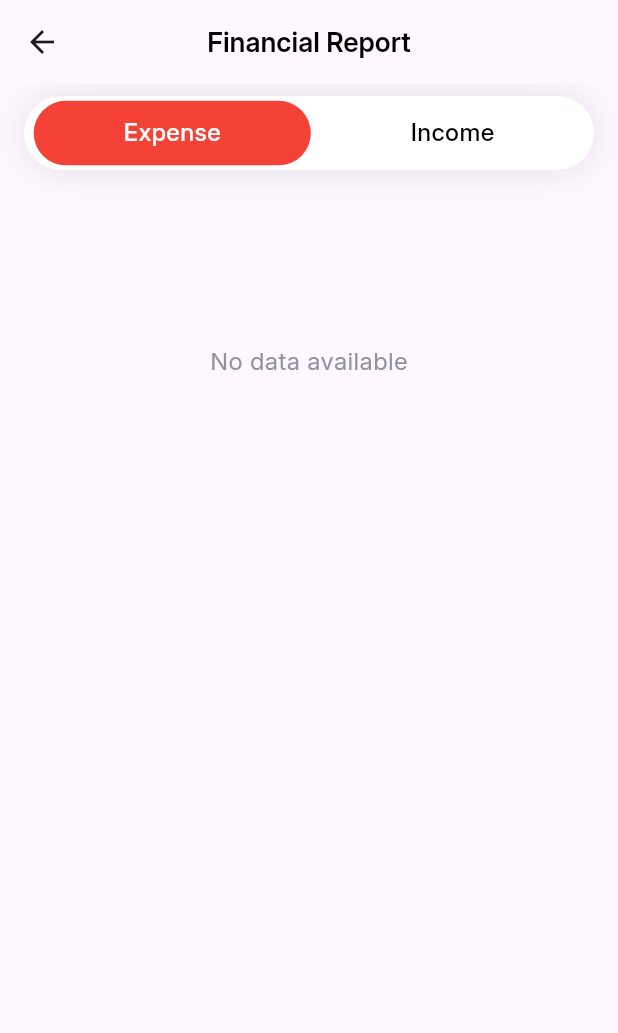
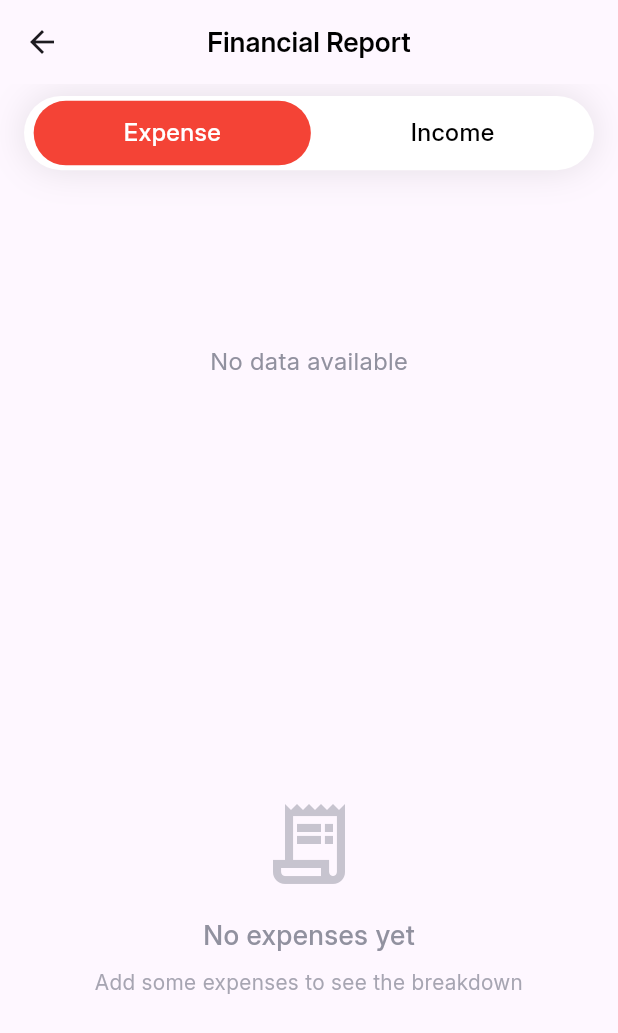
Before and after one commit to Dinethzz/spendly, a Flutter app: the BudgetScreen screen opened directly with empty values, on a phone screen of 412 x 824 dp. Shown: the top 1033 px of the screen. Run offline on Flutter 3.47's test engine with Material 3 defaults, Android fonts, the phone set to English and light mode, and no system bars; our stand-ins replace fl_chart, shared_preferences, smooth_page_indicator; accounts and stored records are empty.

Commit message:
budget screen ui improvment

```diff
--- a/lib/screens/budget_screen.dart
+++ b/lib/screens/budget_screen.dart
@@ -52,7 +52,6 @@ class _BudgetScreenState extends State<BudgetScreen> {
         ),
       ),
       body: SafeArea(
-        child: SingleChildScrollView(
         child: Column(
           children: [
             Padding(
@@ -138,13 +137,44 @@ class _BudgetScreenState extends State<BudgetScreen> {
               incomeCategoryTotals: widget.incomeCategoryTotals,
               isExpense: _selected == 0,
             ),
-              const SizedBox(height: 50),
-              // List of categories
-              SizedBox(
-                height: MediaQuery.of(context).size.height * 0.3,
-                child: ListView.builder(
-                  scrollDirection: Axis.vertical,
-                  shrinkWrap: true,
+            const SizedBox(height: 30),
+            // List of categories - now takes remaining space
+            Expanded(
+              child: data.isEmpty
+                  ? Center(
+                      child: Column(
+                        mainAxisAlignment: MainAxisAlignment.center,
+                        children: [
+                          Icon(
+                            _selected == 0 ? Icons.receipt_long_outlined : Icons.attach_money_outlined,
+                            size: 64,
+                            color: kGrey.withOpacity(0.5),
+                          ),
+                          const SizedBox(height: 16),
+                          Text(
+                            _selected == 0 ? "No expenses yet" : "No income yet",
+                            style: TextStyle(
+                              fontSize: 18,
+                              fontWeight: FontWeight.w500,
+                              color: kGrey,
+                            ),
+                          ),
+                          const SizedBox(height: 8),
+                          Text(
+                            _selected == 0
+                                ? "Add some expenses to see the breakdown"
+                                : "Add some income to see the breakdown",
+                            style: TextStyle(
+                              fontSize: 14,
+                              color: kGrey.withOpacity(0.8),
+                            ),
+                            textAlign: TextAlign.center,
+                          ),
+                        ],
+                      ),
+                    )
+                  : ListView.builder(
+                      padding: const EdgeInsets.symmetric(horizontal: kDefaultPadding),
                       itemCount: data.length,
                       itemBuilder: (context, index) {
                         final category = data.keys.toList()[index];
@@ -162,7 +192,6 @@ class _BudgetScreenState extends State<BudgetScreen> {
           ],
         ),
       ),
-      ),
     );
   }
 }
```
Lines whose indentation alone changed are shown as unchanged.
